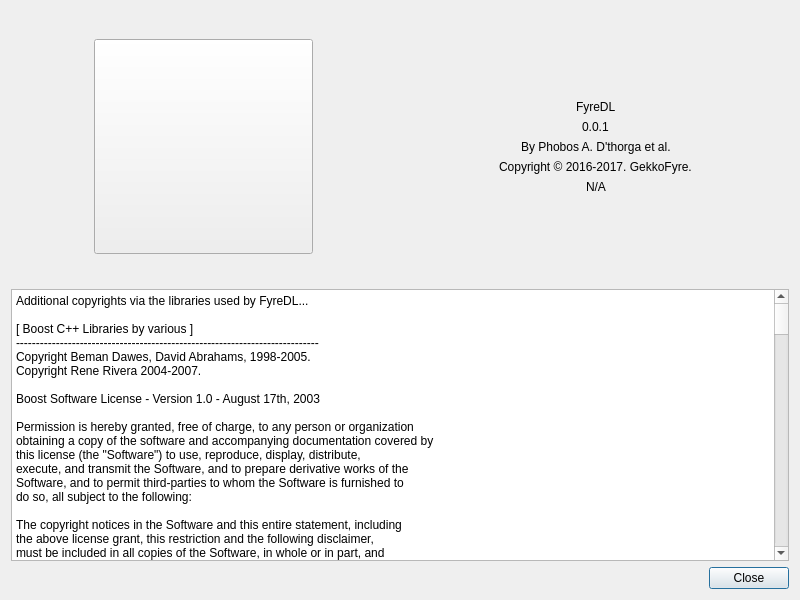
First picture: the form in src/gui/about.ui, repository GekkoFyre/FyreDL, before the edit.
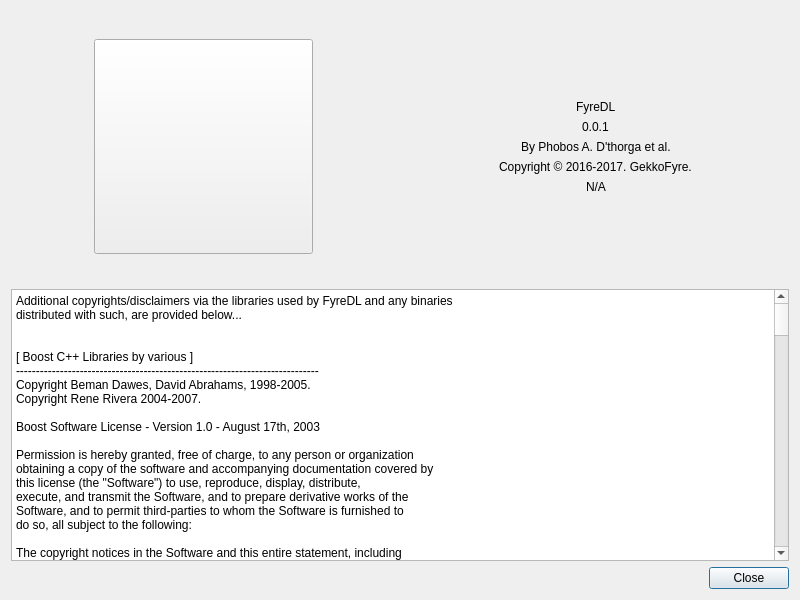
Second picture: the form after the edit. Icons and pictures are not drawn.

Commit message: * Removed dependency `pugixml`.     * This is part of the transition to full Google LevelDB usage.     * Removed a lot of now-dead code. * Updated documentation.

```diff
--- a/src/gui/about.ui
+++ b/src/gui/about.ui
@@ -126,7 +126,9 @@
           <bool>true</bool>
          </property>
          <property name="plainText">
-          <string>Additional copyrights via the libraries used by FyreDL...
+          <string>Additional copyrights/disclaimers via the libraries used by FyreDL and any binaries 
+distributed with such, are provided below...
+
 
 [ Boost C++ Libraries by various ]
 ----------------------------------------------------------------------------
@@ -224,11 +226,6 @@
 POSSIBILITY OF SUCH DAMAGE.
 
 
-[ pugixml ]
-----------------------------------------------------------------------------
-This software is based on pugixml library (http://pugixml.org). pugixml is Copyright (C) 2006-2015 Arseny Kapoulkine.
-
-
 [ Fast C++ CSV Parser ]
 ----------------------------------------------------------------------------
 Copyright (c) 2015, ben-strasser
```
The commit also changes 8 other files.
